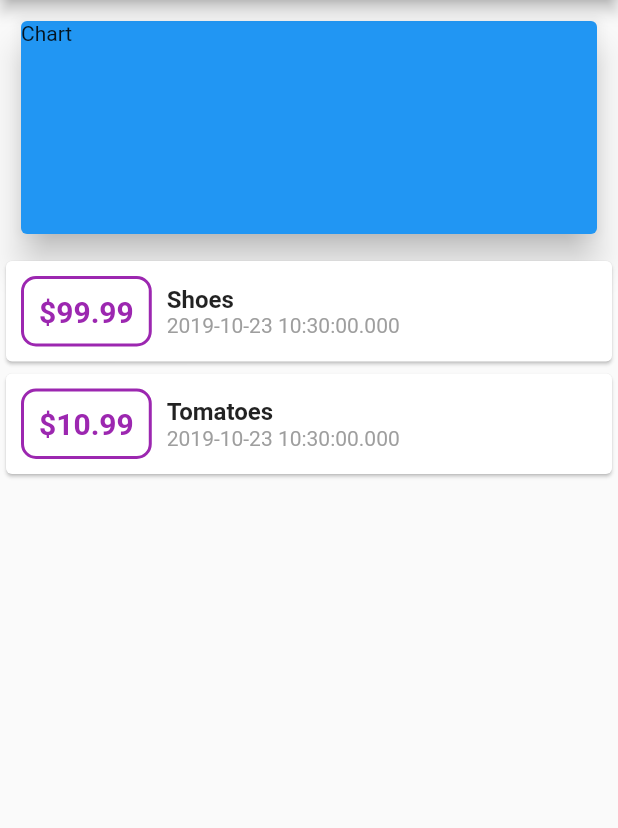
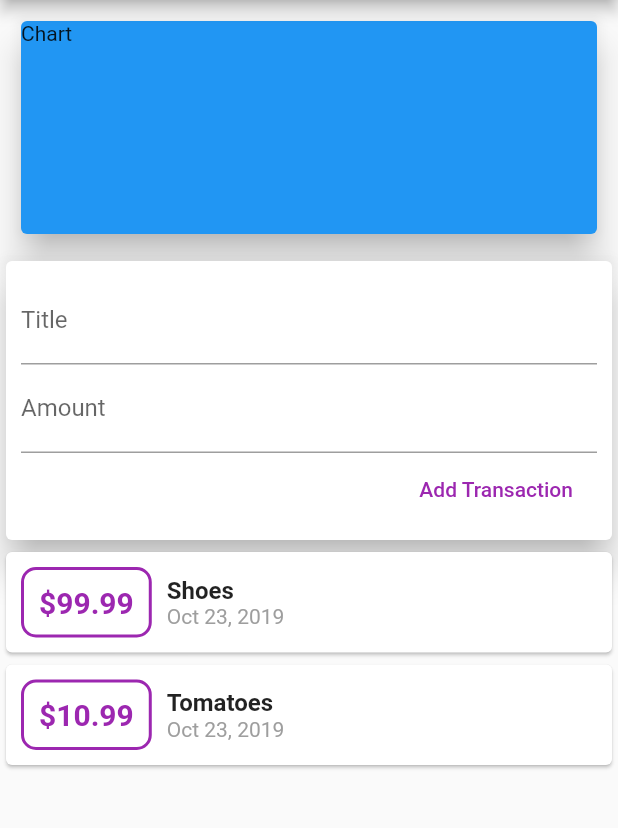
Before and after one commit to dreking/expenses_app, a Flutter app: the screen it shows after launch, on a phone screen of 412 x 824 dp, the part 84-912 px from its top. Run offline on Flutter 3.47's test engine with Material 2 defaults, Android fonts, the phone set to English and light mode, and no system bars.

Commit message:
feat:can add new transactions

```diff
--- a/lib/main.dart
+++ b/lib/main.dart
@@ -1,4 +1,5 @@
 import 'package:flutter/material.dart';
+import 'package:intl/intl.dart';
 
 import './transaction.dart';
 
@@ -23,6 +24,10 @@ class MyHomePage extends StatelessWidget {
     Transaction(
         id: 't2', title: 'Tomatoes', amount: 10.99, date: DateTime.now())
   ];
+
+  final titleController = TextEditingController();
+  final amountController = TextEditingController();
+
   @override
   Widget build(BuildContext context) {
     return Scaffold(
@@ -39,6 +44,32 @@ class MyHomePage extends StatelessWidget {
               color: Colors.blue,
               elevation: 10,
               child: Text('Chart'),
+            ),
+          ),
+          Card(
+            elevation: 10,
+            child: Container(
+              padding: EdgeInsets.all(10),
+              child: Column(
+                crossAxisAlignment: CrossAxisAlignment.end,
+                children: <Widget>[
+                  TextField(
+                    decoration: InputDecoration(labelText: 'Title'),
+                    controller: titleController,
+                  ),
+                  TextField(
+                    decoration: InputDecoration(labelText: 'Amount'),
+                    controller: amountController,
+                  ),
+                  FlatButton(
+                    child: Text('Add Transaction'),
+                    textColor: Colors.purple,
+                    onPressed: () {
+                      print(titleController.text);
+                    },
+                  )
+                ],
+              ),
             ),
           ),
           Column(
@@ -76,7 +107,7 @@ class MyHomePage extends StatelessWidget {
                         ),
                       ),
                       Text(
-                        tx.date.toString(),
+                        DateFormat.yMMMd().format(tx.date),
                         style: TextStyle(
                           color: Colors.grey,
                         ),
--- a/pubspec.yaml
+++ b/pubspec.yaml
@@ -19,6 +19,7 @@ environment:
 dependencies:
   flutter:
     sdk: flutter
+  intl: ^0.16.0
 
   # The following adds the Cupertino Icons font to your application.
   # Use with the CupertinoIcons class for iOS style icons.
```
Also changed, not shown: lib/transaction_list.dart (added), pubspec.lock.
